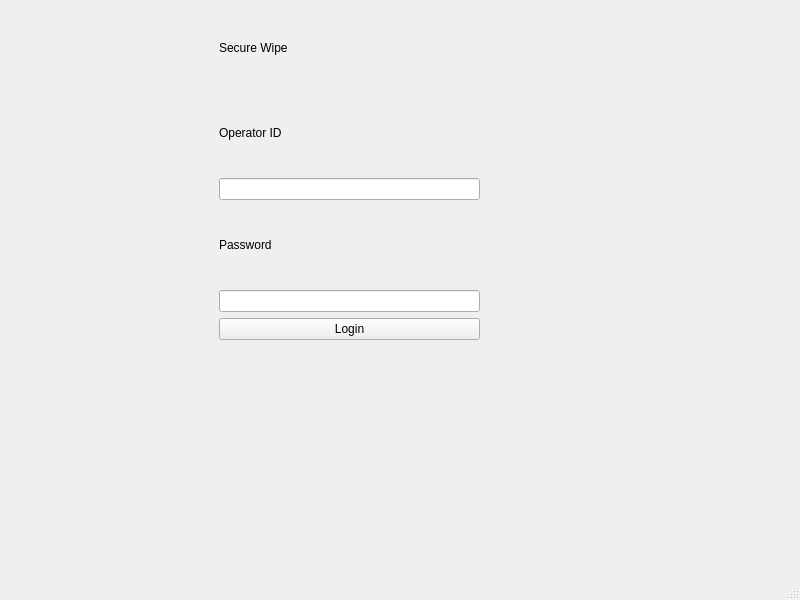
Above: desktop/frontend/mainwindow.ui from Ansh-Pandey38300/SecureWipe before the change. Below: the same form after it.
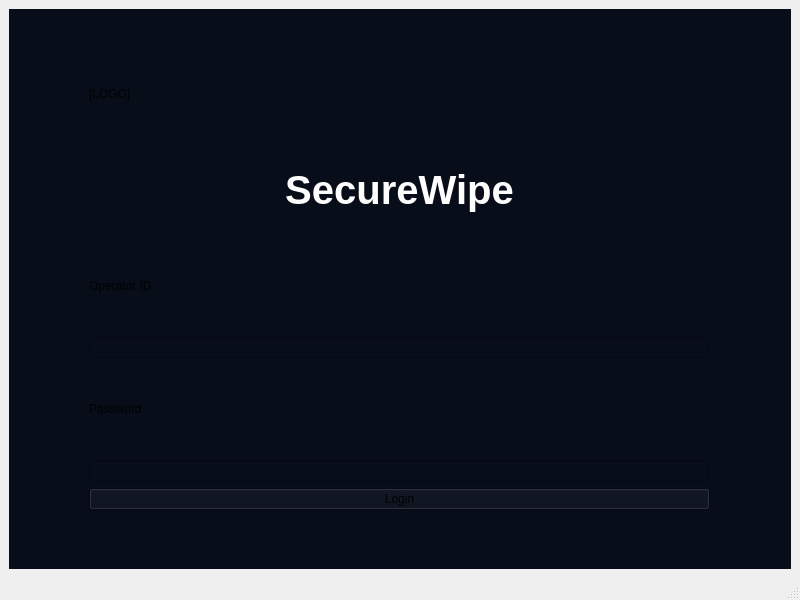
That is the form after the change.

Commit message: Adding backend folder

```diff
--- a/desktop/frontend/mainwindow.ui
+++ b/desktop/frontend/mainwindow.ui
@@ -21,27 +21,61 @@
        <number>0</number>
       </property>
       <widget class="QWidget" name="loginPage">
+       <property name="styleSheet">
+        <string notr="true">background-color: #080D1A;</string>
+       </property>
        <widget class="QWidget" name="layoutWidget">
         <property name="geometry">
          <rect>
-          <x>210</x>
+          <x>0</x>
           <y>0</y>
-          <width>261</width>
-          <height>331</height>
+          <width>781</width>
+          <height>541</height>
          </rect>
         </property>
         <layout class="QVBoxLayout" name="verticalLayout">
+         <property name="leftMargin">
+          <number>80</number>
+         </property>
+         <property name="topMargin">
+          <number>40</number>
+         </property>
+         <property name="rightMargin">
+          <number>80</number>
+         </property>
+         <property name="bottomMargin">
+          <number>40</number>
+         </property>
+         <item>
+          <widget class="QLabel" name="logoLabel">
+           <property name="text">
+            <string>[LOGO]</string>
+           </property>
+          </widget>
+         </item>
          <item>
           <widget class="QLabel" name="titleLabel">
+           <property name="font">
+            <font>
+             <pointsize>30</pointsize>
+             <bold>true</bold>
+            </font>
+           </property>
+           <property name="styleSheet">
+            <string notr="true">color: #FFFFFF;</string>
+           </property>
            <property name="lineWidth">
             <number>1</number>
            </property>
            <property name="text">
-            <string>Secure Wipe</string>
+            <string>SecureWipe</string>
            </property>
            <property name="scaledContents">
             <bool>false</bool>
            </property>
+           <property name="alignment">
+            <set>Qt::AlignmentFlag::AlignCenter</set>
+           </property>
           </widget>
          </item>
          <item>
```
